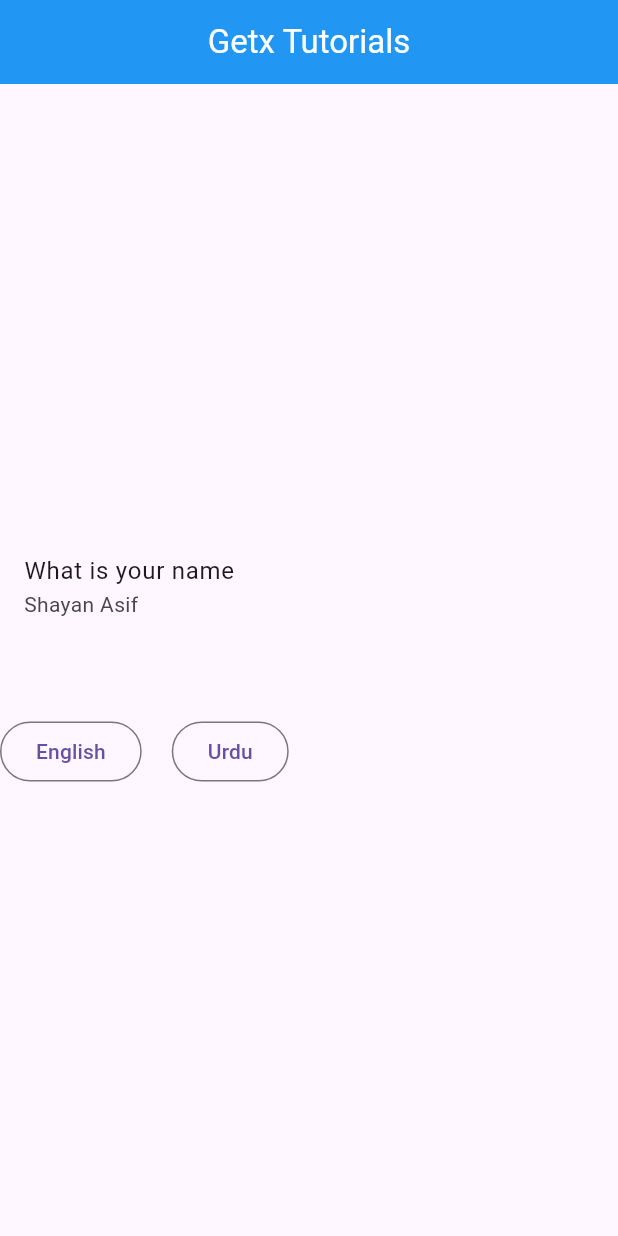
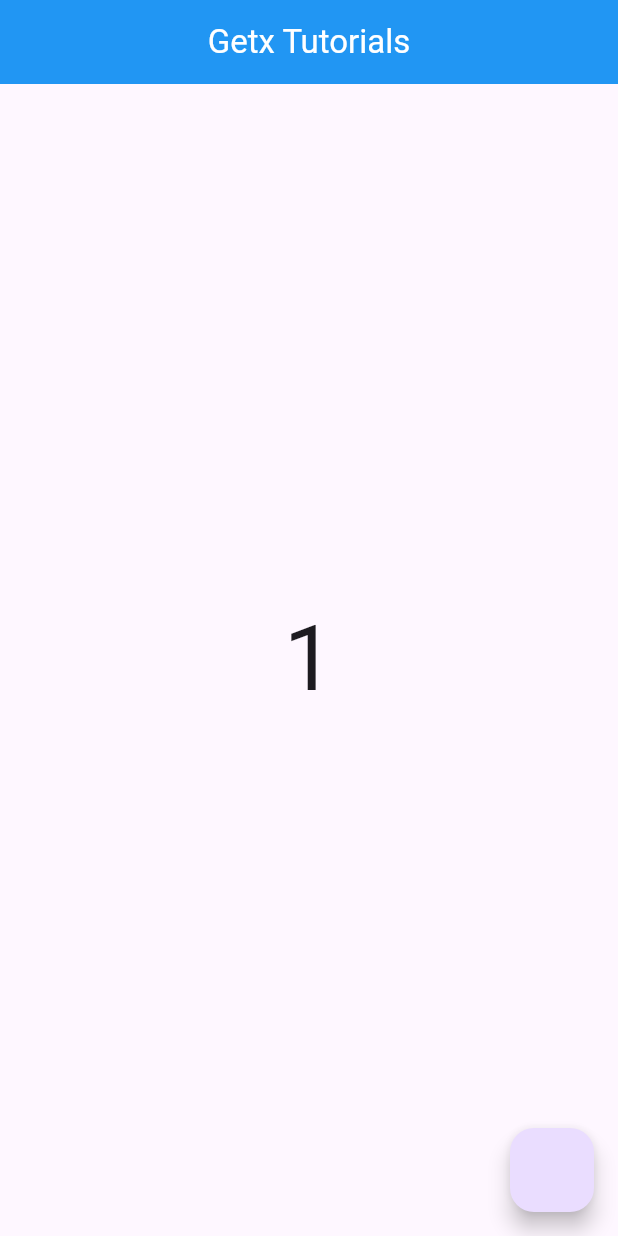
Before and after one commit to Hafiz-Muhammad-Shayan/GetxExplaination, a Flutter app: the screen it shows after launch, on a phone screen of 412 x 824 dp. Run offline on Flutter 3.47's test engine with Material 3 defaults, Android fonts, the phone set to English and light mode, and no system bars; our stand-ins replace get.

Commit message:
video 8 done state management

```diff
--- /dev/null
+++ b/lib/counter_controller.dart
@@ -0,0 +1,11 @@
+import 'package:get/get.dart';
+
+class CounterController extends GetxController{
+
+  RxInt counter = 1.obs;
+
+  incrementCounter(){
+    counter.value++;
+    print(counter.value);
+  }
+}
--- a/lib/home_screen.dart
+++ b/lib/home_screen.dart
@@ -1,6 +1,7 @@
 import 'package:flutter/material.dart';
 import 'package:get/get.dart';
 import 'package:get/get_connect/http/src/utils/utils.dart';
+import 'package:getxexplaination/counter_controller.dart';
 import 'package:getxexplaination/screen_one.dart';
 
 class HomeScreen extends StatefulWidget {
@@ -11,52 +12,35 @@ class HomeScreen extends StatefulWidget {
 }
 
 class _HomeScreenState extends State<HomeScreen> {
+  final CounterController controller = Get.put(CounterController());
+
   @override
   Widget build(BuildContext context) {
     return Scaffold(
       appBar: AppBar(
         backgroundColor: Colors.blue,
-        title: Center(child: Text(
+        title: Center(
+          child: Text(
             "Getx Tutorials",
           style: TextStyle(
             color: Colors.white,
           ),
         ),),
       ),
-      body: Column(
-        mainAxisAlignment: MainAxisAlignment.center,
-        crossAxisAlignment: CrossAxisAlignment.center,
-
-        children: [
-          ListTile(
-            title: Text("message".tr),
-            subtitle: Text("name".tr),
-          ),
-          SizedBox(
-            height: 50,
-          ),
-          Row(
-            children: [
-              OutlinedButton(
-                  onPressed: (){
-                    Get.updateLocale(Locale("en","US"));
-                  },
-                  child: Text('English')),
-              SizedBox(
-                width: 20,
-              ),
-              OutlinedButton(
-                  onPressed: (){
-                    Get.updateLocale(Locale("ur","PK"));
-                  },
-                  child: Text('Urdu')),
-
-            ],
-          )
-        ],
+      body: Center(
+        child: Obx((){
+          return Text(
+            controller.counter.toString(),
+            style: TextStyle(
+              fontSize: 60,
+            ),);
+        }),
       ),
 
-
+      floatingActionButton: FloatingActionButton(
+          onPressed: (){
+          controller.incrementCounter();
+          }),
     );
   }
 }
```
